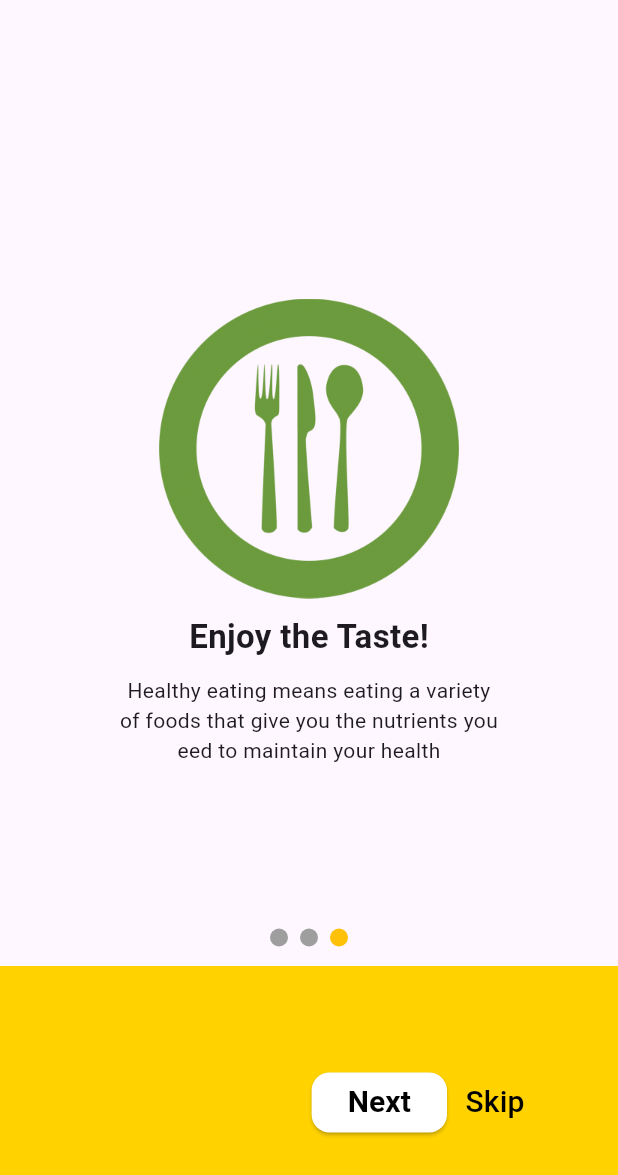
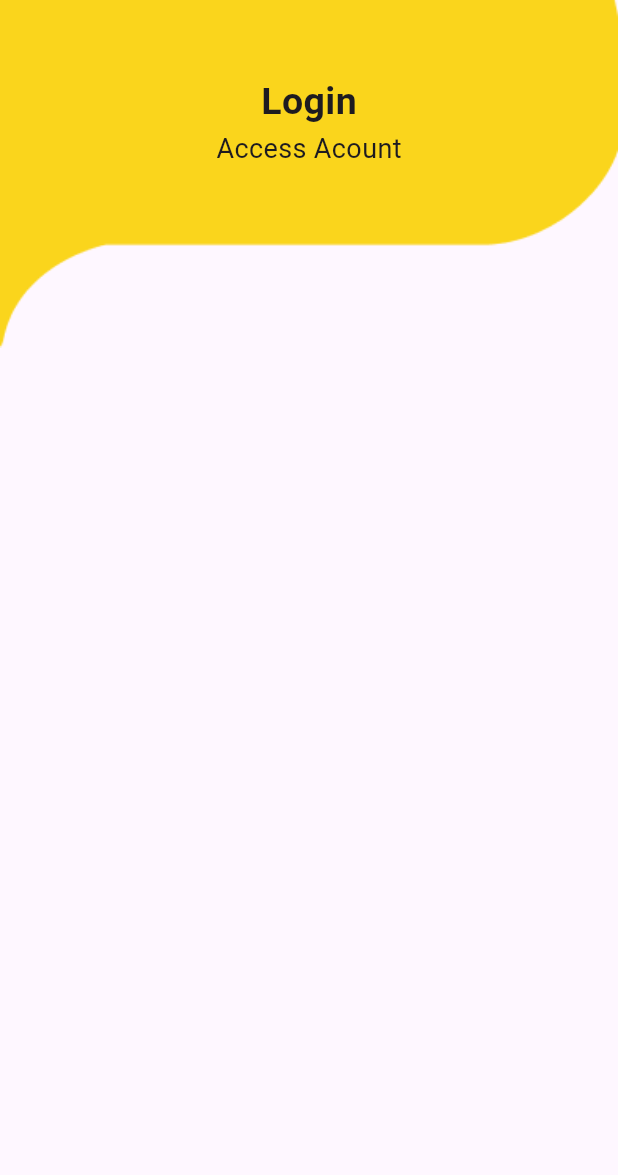
Before and after one commit to WmIsuru2001/Food_app, a Flutter app: the screen it shows after launch, after a tap on "Skip", on a phone screen of 412 x 824 dp. Shown: the top 1175 px of the screen. Run offline on Flutter 3.47's test engine with Material 3 defaults, Android fonts, the phone set to English and light mode, and no system bars; drawn by our look-alikes of carousel_slider.

Commit message:
create login page

```diff
--- /dev/null
+++ b/lib/screens/login_screen/login_screen.dart
@@ -0,0 +1,48 @@
+import 'package:flutter/material.dart';
+
+class LoginScreen extends StatelessWidget {
+  const LoginScreen({super.key});
+
+  @override
+  Widget build(BuildContext context) {
+    var size = MediaQuery.of(context).size;
+    return Scaffold(
+      body: Column(
+        children: [
+          Stack(
+            children: [
+              Image.asset(
+                "assets/top2.png",
+                width: size.width,
+                fit: BoxFit.fitWidth,
+              ),
+              const Center(
+                child: Column(
+                  children: [
+                    SizedBox(
+                      height: 50,
+                    ),
+                    Text(
+                      "Login",
+                      style: TextStyle(
+                        fontSize: 25,
+                        fontWeight: FontWeight.w600,
+                      ),
+                    ),
+                    Text(
+                      "Access Acount",
+                      style: TextStyle(
+                        fontSize: 18,
+                        fontWeight: FontWeight.w400,
+                      ),
+                    ),
+                  ],
+                ),
+              )
+            ],
+          )
+        ],
+      ),
+    );
+  }
+}
--- a/lib/screens/splash_screen/getting_started.dart
+++ b/lib/screens/splash_screen/getting_started.dart
@@ -1,5 +1,6 @@
 import 'package:carousel_slider/carousel_slider.dart';
 import 'package:flutter/material.dart';
+import 'package:food_app/screens/login_screen/login_screen.dart';
 
 class GettingStarted extends StatefulWidget {
   const GettingStarted({super.key});
@@ -41,6 +42,7 @@ class _GettingStartedState extends State<GettingStarted> {
           CarouselSlider(
             options: CarouselOptions(
                 height: size.height / 2,
+                viewportFraction: 0.9, //use to chage slide width
                 autoPlay: false,
                 onPageChanged: (index, reason) {
                   setState(() {
@@ -81,13 +83,13 @@ class _GettingStartedState extends State<GettingStarted> {
           ),
           Stack(
             children: [
-              Container(
+              Image.asset(
+                "assets/bottom1.png",
                 width: size.width,
-                height: 180,
-                color: const Color(0xffFFD200),
+                fit: BoxFit.fitWidth,
               ),
               Positioned(
-                bottom: 65,
+                bottom: 55,
                 right: 50,
                 child: Row(
                   mainAxisAlignment: MainAxisAlignment.end,
@@ -110,7 +112,13 @@ class _GettingStartedState extends State<GettingStarted> {
                       ),
                     ),
                     TextButton(
-                      onPressed: () {},
+                      onPressed: () {
+                        Navigator.push(
+                            context,
+                            MaterialPageRoute(
+                              builder: (context) => const LoginScreen(),
+                            ));
+                      },
                       child: const Text(
                         "Skip",
                         style: TextStyle(
@@ -154,7 +162,7 @@ class SliderItems extends StatelessWidget {
         Text(
           text1,
           style: const TextStyle(
-            fontSize: 22,
+            fontSize: 30,
             fontWeight: FontWeight.w600,
           ),
         ),
@@ -165,7 +173,7 @@ class SliderItems extends StatelessWidget {
           text2,
           textAlign: TextAlign.center,
           style: const TextStyle(
-            fontSize: 14,
+            fontSize: 18,
             fontWeight: FontWeight.w400,
           ),
         ),
--- a/lib/screens/splash_screen/splash_screen.dart
+++ b/lib/screens/splash_screen/splash_screen.dart
@@ -27,12 +27,38 @@ class _SplashScreenState extends State<SplashScreen> {
         child: const Column(
           mainAxisAlignment: MainAxisAlignment.center,
           children: [
-            Text(
-              "FOOD",
-              style: TextStyle(
-                  fontSize: 50,
-                  fontWeight: FontWeight.w700,
-                  color: Color(0xffFFD200)),
+            Row(
+              mainAxisAlignment: MainAxisAlignment.center,
+              children: [
+                Text(
+                  "F",
+                  style: TextStyle(
+                      fontSize: 50,
+                      fontWeight: FontWeight.w700,
+                      color: Color(0xff000000)),
+                ),
+                Text(
+                  "O",
+                  style: TextStyle(
+                      fontSize: 50,
+                      fontWeight: FontWeight.w700,
+                      color: Color(0xffFFD200)),
+                ),
+                Text(
+                  "O",
+                  style: TextStyle(
+                      fontSize: 50,
+                      fontWeight: FontWeight.w700,
+                      color: Color(0xffFFD200)),
+                ),
+                Text(
+                  "D",
+                  style: TextStyle(
+                      fontSize: 50,
+                      fontWeight: FontWeight.w700,
+                      color: Color(0xff000000)),
+                ),
+              ],
             ),
             Text(
               "No Waiting for Food",
```
Also changed, not shown: assets/bottom1.png (added), assets/top1.png (added), assets/top2.png (added).
